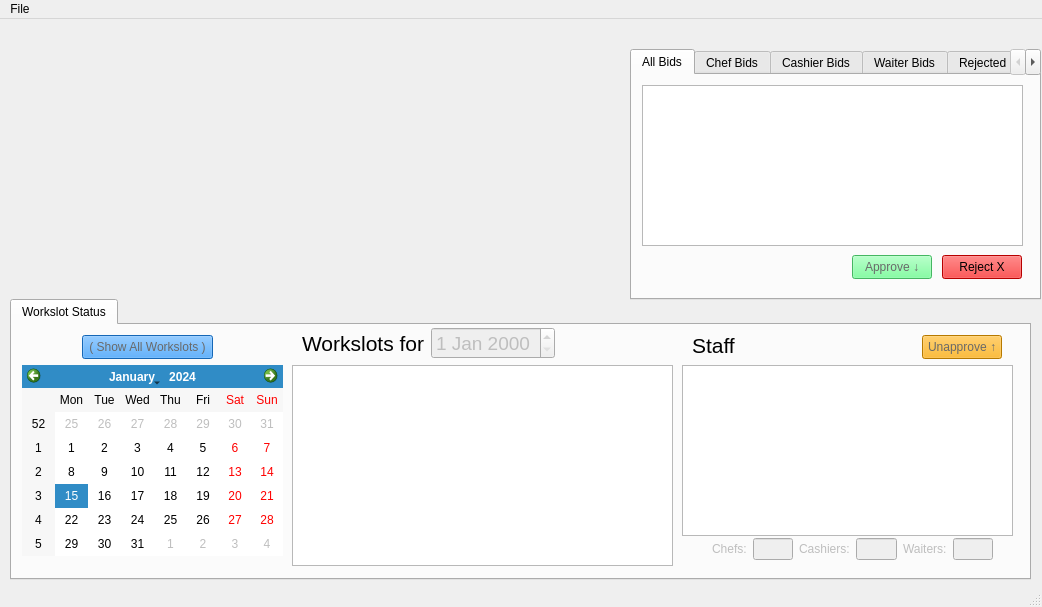
Old version of the form QtCafeWorkforceManager/CafeManagerWindow.ui in the repository wreathe-unreal/CSIT314-Project.
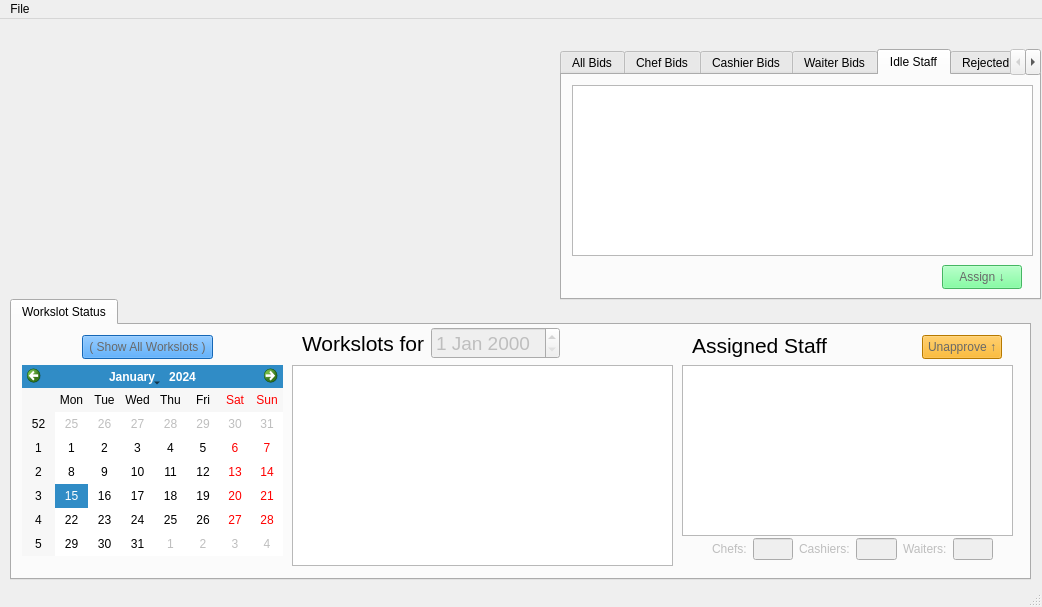
New version of the form. The open tabs and pages were chosen to show the change. Icons and pictures are not drawn.

```diff
--- a/QtCafeWorkforceManager/CafeManagerWindow.ui
+++ b/QtCafeWorkforceManager/CafeManagerWindow.ui
@@ -17,8 +17,8 @@
    <widget class="QLabel" name="label_10">
     <property name="geometry">
      <rect>
-      <x>170</x>
-      <y>40</y>
+      <x>100</x>
+      <y>30</y>
       <width>351</width>
       <height>231</height>
      </rect>
@@ -36,9 +36,9 @@
    <widget class="QTabWidget" name="tabWidget">
     <property name="geometry">
      <rect>
-      <x>630</x>
+      <x>560</x>
       <y>30</y>
-      <width>411</width>
+      <width>481</width>
       <height>251</height>
      </rect>
     </property>
@@ -55,7 +55,7 @@
      <widget class="QPushButton" name="approveButton">
       <property name="geometry">
        <rect>
-        <x>220</x>
+        <x>290</x>
         <y>180</y>
         <width>80</width>
         <height>24</height>
@@ -74,7 +74,7 @@
        <rect>
         <x>10</x>
         <y>10</y>
-        <width>381</width>
+        <width>451</width>
         <height>161</height>
        </rect>
       </property>
@@ -82,7 +82,7 @@
      <widget class="QPushButton" name="rejectButton">
       <property name="geometry">
        <rect>
-        <x>310</x>
+        <x>380</x>
         <y>180</y>
         <width>80</width>
         <height>24</height>
@@ -240,6 +240,38 @@
       </property>
      </widget>
     </widget>
+    <widget class="QWidget" name="tab_7">
+     <attribute name="title">
+      <string>Idle Staff</string>
+     </attribute>
+     <widget class="QTableWidget" name="idleStaffTable">
+      <property name="geometry">
+       <rect>
+        <x>10</x>
+        <y>10</y>
+        <width>461</width>
+        <height>171</height>
+       </rect>
+      </property>
+     </widget>
+     <widget class="QPushButton" name="assignButton">
+      <property name="geometry">
+       <rect>
+        <x>380</x>
+        <y>190</y>
+        <width>80</width>
+        <height>24</height>
+       </rect>
+      </property>
+      <property name="styleSheet">
+       <string notr="true">background-color: rgb(97, 255, 137);
+color:dimgray;</string>
+      </property>
+      <property name="text">
+       <string>Assign ↓</string>
+      </property>
+     </widget>
+    </widget>
     <widget class="QWidget" name="tab_6">
      <attribute name="title">
       <string>Rejected Bids</string>
@@ -447,9 +479,9 @@
       <property name="geometry">
        <rect>
         <x>680</x>
-        <y>10</y>
-        <width>49</width>
-        <height>21</height>
+        <y>0</y>
+        <width>141</width>
+        <height>41</height>
        </rect>
       </property>
       <property name="font">
@@ -458,7 +490,7 @@
        </font>
       </property>
       <property name="text">
-       <string>Staff</string>
+       <string>Assigned Staff</string>
       </property>
      </widget>
      <widget class="QWidget" name="layoutWidget">
@@ -466,7 +498,7 @@
        <rect>
         <x>290</x>
         <y>0</y>
-        <width>253</width>
+        <width>258</width>
         <height>37</height>
        </rect>
       </property>
```
Left out of the diff: 32 changed lines with no effect on the pictures.
